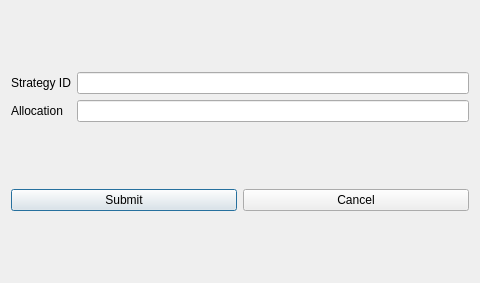
This is ui/NewStrategyPopup.ui in ntorm1/Nexus as Qt 5 draws it before an edit. The edited form follows.
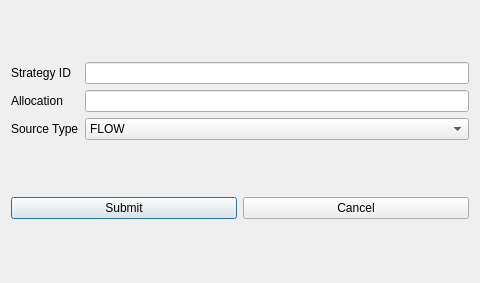
This is the edited form.

Diff of the .ui file:
```diff
--- a/ui/NewStrategyPopup.ui
+++ b/ui/NewStrategyPopup.ui
@@ -16,9 +16,6 @@
 		<layout class="QVBoxLayout" name="verticalLayout">
 			<item>
 				<layout class="QGridLayout" name="gridLayout">
-					<item row="0" column="1">
-						<widget class="QLineEdit" name="strategy_id"/>
-					</item>
 					<item row="1" column="0">
 						<widget class="QLabel" name="label_2">
 							<property name="text">
@@ -26,6 +23,9 @@
 							</property>
 						</widget>
 					</item>
+     <item row="1" column="2">
+      <widget class="QLineEdit" name="allocation"/>
+     </item>
 					<item row="0" column="0">
 						<widget class="QLabel" name="label">
 							<property name="text">
@@ -33,8 +33,37 @@
 							</property>
 						</widget>
 					</item>
-					<item row="1" column="1">
-						<widget class="QLineEdit" name="allocation"/>
+     <item row="0" column="2">
+      <widget class="QLineEdit" name="strategy_id"/>
+     </item>
+     <item row="2" column="0">
+      <widget class="QLabel" name="label_3">
+       <property name="text">
+        <string>Source Type</string>
+       </property>
+      </widget>
+     </item>
+     <item row="2" column="2">
+		 <widget class="QComboBox" name="source_type">
+			 <property name="editable">
+				 <bool>false</bool>
+			 </property>
+			 <item>
+				 <property name="text">
+					 <string>FLOW</string>
+				 </property>
+			 </item>
+			 <item>
+				 <property name="text">
+					 <string>CPP</string>
+				 </property>
+			 </item>
+			 <item>
+				 <property name="text">
+					 <string>LUAJIT</string>
+				 </property>
+			 </item>
+		 </widget>
 					</item>
 				</layout>
 			</item>
```
Left out of the diff: 2 changed lines with no effect on the pictures. Lines whose indentation alone changed are shown as unchanged.
